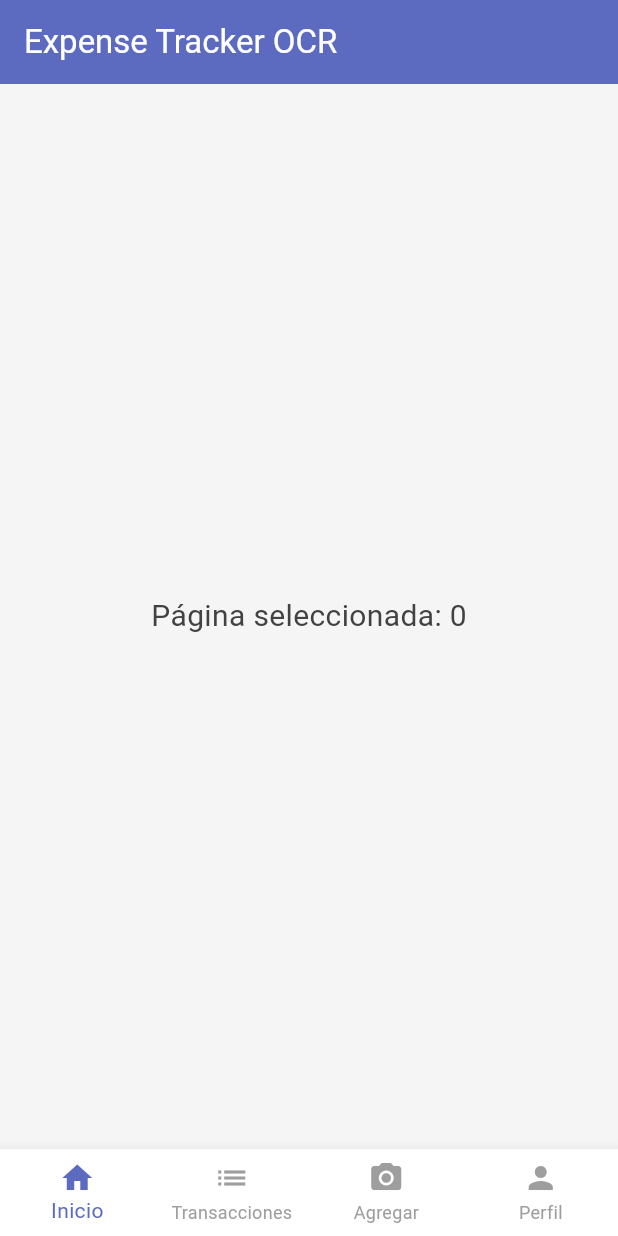
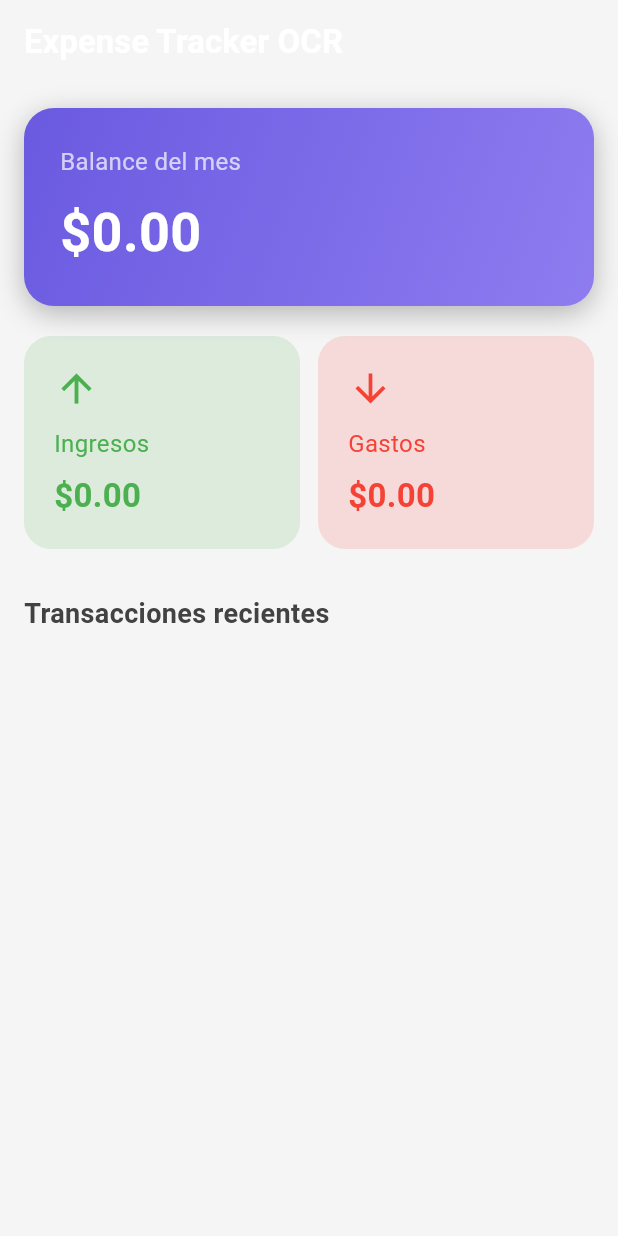
Before and after one commit to xEdwardP/flutter_expense_tracker_ocr, a Flutter app: the HomePage screen opened directly, on a phone screen of 412 x 824 dp. Run offline on Flutter 3.47's test engine with Material 3 defaults, Android fonts, the phone set to English and light mode, and no system bars; our stand-ins replace cloud_firestore, firebase_auth, firebase_core, google_sign_in; accounts and stored records are empty.

Commit message:
Change Home

```diff
--- a/lib/controllers/auth_controller.dart
+++ b/lib/controllers/auth_controller.dart
@@ -1,5 +1,5 @@
 import 'package:firebase_auth/firebase_auth.dart';
-import 'package:flutter_expense_tracker_ocr/data/firebase_config.dart';
+import 'package:flutter_expense_tracker_ocr/data/firebase_config_example.dart';
 import 'package:google_sign_in/google_sign_in.dart';
 
 class AuthController {
--- a/lib/main.dart
+++ b/lib/main.dart
@@ -1,7 +1,7 @@
 import 'package:firebase_core/firebase_core.dart';
 import 'package:flutter/material.dart';
 import 'package:flutter_expense_tracker_ocr/app.dart';
-import 'package:flutter_expense_tracker_ocr/data/firebase_config.dart';
+import 'package:flutter_expense_tracker_ocr/data/firebase_config_example.dart';
 
 void main() async {
   WidgetsFlutterBinding.ensureInitialized();
--- a/lib/views/pages/home_page.dart
+++ b/lib/views/pages/home_page.dart
@@ -1,66 +1,239 @@
 import 'package:flutter/material.dart';
+import 'package:cloud_firestore/cloud_firestore.dart';
+import '../../models/transaction.dart';
 
-class HomePage extends StatefulWidget {
+class HomePage extends StatelessWidget {
   const HomePage({super.key});
 
-  @override
-  State<HomePage> createState() => _HomePageState();
-}
-
-class _HomePageState extends State<HomePage> {
-  int _selectedIndex = 0;
-
-  void _onItemTapped(int index) {
-    setState(() {
-      _selectedIndex = index;
-    });
-
-    switch (index) {
-      case 0:
-        // Navigator.push(context, MaterialPageRoute(builder: (_) => const HomePage()));
-        break;
-      case 1:
-        // Navigator.push(context, MaterialPageRoute(builder: (_) => const TransactionListPage()));
-        break;
-      case 2:
-        // Navigator.push(context, MaterialPageRoute(builder: (_) => const AddTransactionPage()));
-        break;
-      case 3:
-        // Navigator.push(context, MaterialPageRoute(builder: (_) => const ReportsPage()));
-        break;
-      case 4:
-        // Navigator.push(context, MaterialPageRoute(builder: (_) => const ProfilePage()));
-        break;
-    }
+  Stream<List<TransactionModel>> getTransactionsStream() {
+    return FirebaseFirestore.instance
+        .collection('transactions')
+        .snapshots()
+        .map((snapshot) => snapshot.docs
+            .map((d) => TransactionModel.fromMap(d.data(), d.id))
+            .toList());
   }
 
   @override
   Widget build(BuildContext context) {
     return Scaffold(
-      appBar: AppBar(title: const Text("Expense Tracker OCR")),
-      body: Center(
-        child: Text(
-          "Página seleccionada: $_selectedIndex",
-          style: const TextStyle(fontSize: 20),
+      appBar: AppBar(
+        title: const Text(
+          "Expense Tracker OCR",
+          style: TextStyle(fontWeight: FontWeight.bold),
         ),
+        backgroundColor: Colors.transparent,
+        elevation: 0,
       ),
-      bottomNavigationBar: BottomNavigationBar(
-        type: BottomNavigationBarType.fixed,
-        currentIndex: _selectedIndex,
-        onTap: _onItemTapped,
-        selectedItemColor: Theme.of(context).primaryColor,
-        unselectedItemColor: Colors.grey,
-        items: const [
-          BottomNavigationBarItem(icon: Icon(Icons.home), label: "Inicio"),
-          BottomNavigationBarItem(
-            icon: Icon(Icons.list),
-            label: "Transacciones",
+
+      body: StreamBuilder<List<TransactionModel>>(
+        stream: getTransactionsStream(),
+        builder: (context, snapshot) {
+          if (!snapshot.hasData) {
+            return const Center(child: CircularProgressIndicator());
+          }
+
+          final transactions = snapshot.data!;
+
+          final now = DateTime.now();
+
+          double totalIncome = transactions
+              .where((t) =>
+                  t.type == TransactionType.income &&
+                  t.date.month == now.month &&
+                  t.date.year == now.year)
+              .fold(0, (s, t) => s + t.amount);
+
+          double totalExpense = transactions
+              .where((t) =>
+                  t.type == TransactionType.expense &&
+                  t.date.month == now.month &&
+                  t.date.year == now.year)
+              .fold(0, (s, t) => s + t.amount);
+
+          final balance = totalIncome - totalExpense;
+
+          return SingleChildScrollView(
+            padding: const EdgeInsets.all(16),
+            child: Column(
+              children: [
+
+                Container(
+                  width: double.infinity,
+                  padding: const EdgeInsets.all(24),
+                  decoration: BoxDecoration(
+                    borderRadius: BorderRadius.circular(20),
+                    gradient: const LinearGradient(
+                      colors: [
+                        Color(0xFF6A5AE0),
+                        Color(0xFF8E7CF0),
+                      ],
+                      begin: Alignment.topLeft,
+                      end: Alignment.bottomRight,
+                    ),
+                    boxShadow: [
+                      BoxShadow(
+                        blurRadius: 15,
+                        color: Colors.black26,
+                        offset: Offset(0, 5),
+                      )
+                    ],
+                  ),
+                  child: Column(
+                    crossAxisAlignment: CrossAxisAlignment.start,
+                    children: [
+                      const Text(
+                        "Balance del mes",
+                        style: TextStyle(
+                          color: Colors.white70,
+                          fontSize: 16,
+                        ),
+                      ),
+                      const SizedBox(height: 10),
+                      Text(
+                        "\$${balance.toStringAsFixed(2)}",
+                        style: const TextStyle(
+                          color: Colors.white,
+                          fontSize: 36,
+                          fontWeight: FontWeight.bold,
+                        ),
+                      ),
+                    ],
+                  ),
+                ),
+
+                const SizedBox(height: 20),
+
+
+                Row(
+                  children: [
+                    Expanded(
+                      child: _buildStatCard(
+                        label: "Ingresos",
+                        amount: totalIncome,
+                        color: Colors.green,
+                        icon: Icons.arrow_upward,
+                      ),
+                    ),
+                    const SizedBox(width: 12),
+                    Expanded(
+                      child: _buildStatCard(
+                        label: "Gastos",
+                        amount: totalExpense,
+                        color: Colors.red,
+                        icon: Icons.arrow_downward,
+                      ),
+                    ),
+                  ],
+                ),
+
+                const SizedBox(height: 30),
+
+
+                Align(
+                  alignment: Alignment.centerLeft,
+                  child: Text(
+                    "Transacciones recientes",
+                    style: TextStyle(
+                      fontSize: 18,
+                      fontWeight: FontWeight.bold,
+                    ),
+                  ),
+                ),
+
+                const SizedBox(height: 10),
+
+                ...transactions
+                    .take(5)
+                    .map((t) => _buildTransactionItem(t))
+              ],
+            ),
+          );
+        },
+      ),
+    );
+  }
+
+
+  Widget _buildStatCard({
+    required String label,
+    required double amount,
+    required Color color,
+    required IconData icon,
+  }) {
+    return Container(
+      padding: const EdgeInsets.all(20),
+      decoration: BoxDecoration(
+        color: color.withOpacity(0.15),
+        borderRadius: BorderRadius.circular(18),
+      ),
+      child: Column(
+        crossAxisAlignment: CrossAxisAlignment.start,
+        children: [
+          Icon(icon, size: 30, color: color),
+          const SizedBox(height: 10),
+          Text(label, style: TextStyle(color: color, fontSize: 16)),
+          const SizedBox(height: 8),
+          Text(
+            "\$${amount.toStringAsFixed(2)}",
+            style: TextStyle(
+              color: color,
+              fontWeight: FontWeight.bold,
+              fontSize: 22,
+            ),
           ),
-          BottomNavigationBarItem(
-            icon: Icon(Icons.camera_alt),
-            label: "Agregar",
+        ],
+      ),
+    );
+  }
+
+  Widget _buildTransactionItem(TransactionModel t) {
+    return Container(
+      margin: const EdgeInsets.only(bottom: 12),
+      padding: const EdgeInsets.all(18),
+      decoration: BoxDecoration(
+        color: Colors.white,
+        borderRadius: BorderRadius.circular(14),
+        boxShadow: [
+          BoxShadow(
+            blurRadius: 10,
+            color: Colors.black.withOpacity(0.06),
+            offset: const Offset(0, 4),
           ),
-          BottomNavigationBarItem(icon: Icon(Icons.person), label: "Perfil"),
+        ],
+      ),
+      child: Row(
+        children: [
+          CircleAvatar(
+            backgroundColor: t.type == TransactionType.income
+                ? Colors.green.withOpacity(0.2)
+                : Colors.red.withOpacity(0.2),
+            child: Icon(
+              t.type == TransactionType.income
+                  ? Icons.arrow_upward
+                  : Icons.arrow_downward,
+              color: t.type == TransactionType.income
+                  ? Colors.green
+                  : Colors.red,
+            ),
+          ),
+          const SizedBox(width: 16),
+          Expanded(
+            child: Text(
+              "${t.type == TransactionType.income ? "Ingreso" : "Gasto"} - ${t.categoryId}",
+              style: const TextStyle(fontSize: 16),
+            ),
+          ),
+          Text(
+            "\$${t.amount.toStringAsFixed(2)}",
+            style: TextStyle(
+              color: t.type == TransactionType.income
+                  ? Colors.green
+                  : Colors.red,
+              fontSize: 18,
+              fontWeight: FontWeight.bold,
+            ),
+          )
         ],
       ),
     );
--- a/lib/views/pages/login_page.dart
+++ b/lib/views/pages/login_page.dart
@@ -38,7 +38,7 @@ class _LoginPageState extends State<LoginPage> {
         );
         Navigator.pushReplacement(
           context,
-          MaterialPageRoute(builder: (_) => const HomePage()),
+          MaterialPageRoute(builder: (_) => HomePage()),
         );
       }
     } catch (e) {
```
Also changed, not shown: lib/data/firebase_config_example.dart (+6 -6 lines).
